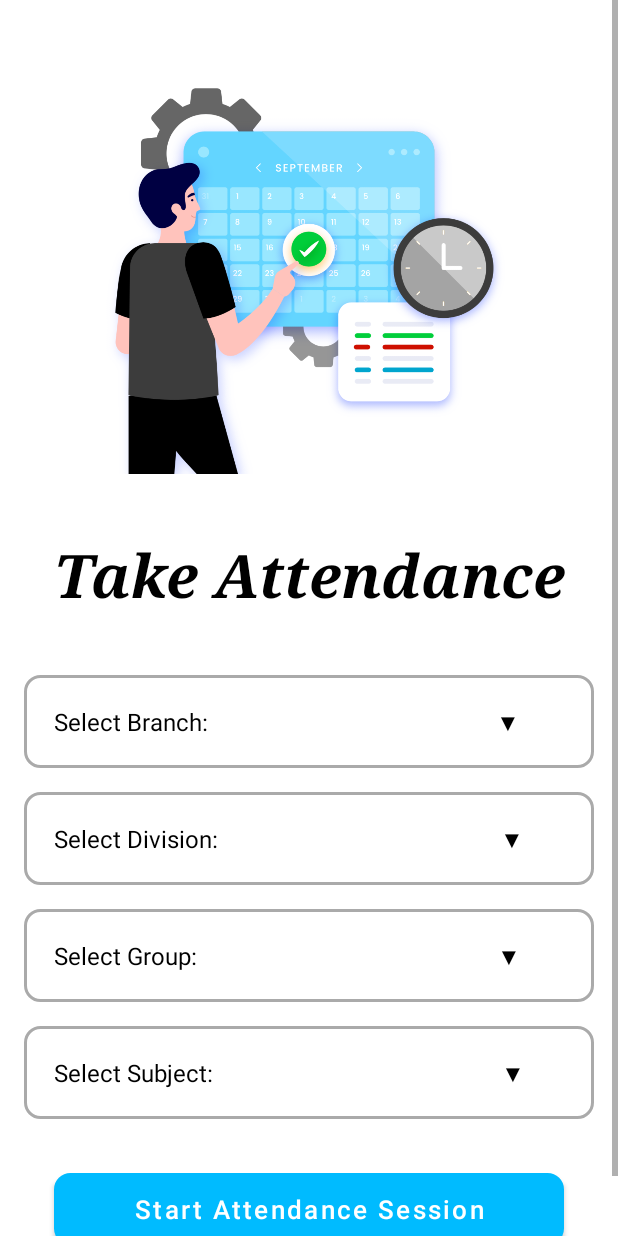
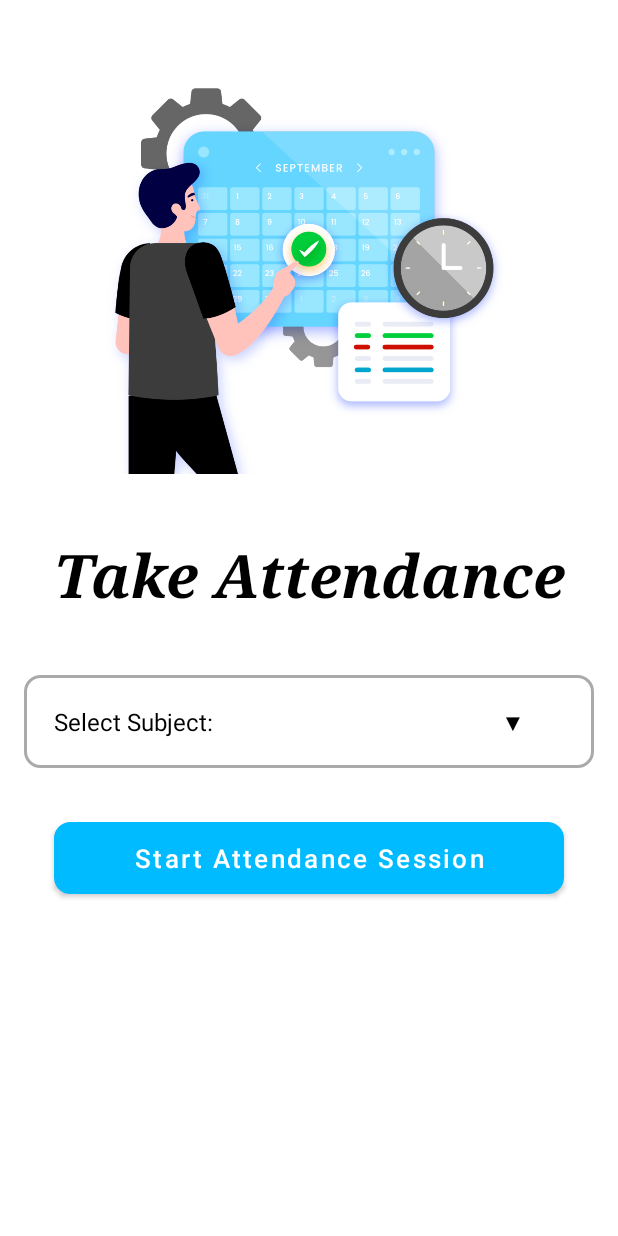
Before and after one commit to sanjueranga/Labmate, an Android app built with Jetpack Compose: the TakeAttendanceActivity screen opened directly, with no data from a screen before it, on a phone screen of 412 x 824 dp. Run offline under Robolectric (Android 15) with nearby library versions, the phone set to English and light mode, and no system bars.

Commit message:
remove other fields

```diff
--- a/app/src/main/java/com/example/labmate/TakeAttendanceActivity.java
+++ b/app/src/main/java/com/example/labmate/TakeAttendanceActivity.java
@@ -11,9 +11,9 @@ import android.widget.Spinner;
 import android.widget.Toast;
 
 public class TakeAttendanceActivity extends AppCompatActivity {
-    Spinner branchSpinner,groupSpinner,divisionSpinner,subjectSpinner;
+    Spinner subjectSpinner;
     Button btn_startAttendanceSession;
-    String[] branchArray,divisionArray, groupArray, subjectArray;
+    String[] subjectArray;
 
     @Override
     protected void onCreate(Bundle savedInstanceState) {
@@ -29,18 +29,11 @@ public class TakeAttendanceActivity extends AppCompatActivity {
             @Override
             public void onClick(View view) {
                 if (isSelectionValid()) {
-
-                    String selectedBranch = branchSpinner.getSelectedItem().toString();
-                    String selectedDivision = divisionSpinner.getSelectedItem().toString();
-                    String selectedGroup = groupSpinner.getSelectedItem().toString();
                     String selectedSubject = subjectSpinner.getSelectedItem().toString();
 
                     Intent intent = new Intent(getApplicationContext(), activity_session.class);
 
-                    intent.putExtra("branch", selectedBranch);
-                    intent.putExtra("division", selectedDivision);
-                    intent.putExtra("group", selectedGroup);
-                    intent.putExtra("subject", selectedSubject);
+                    intent.putExtra("Course Code", selectedSubject);
 
                     startActivity(intent);
                 } else {
@@ -51,37 +44,14 @@ public class TakeAttendanceActivity extends AppCompatActivity {
     }
 
     private boolean isSelectionValid() {
-        return (branchSpinner.getSelectedItemPosition() > 0) &&
-                (subjectSpinner.getSelectedItemPosition() > 0) &&
-                (groupSpinner.getSelectedItemPosition() > 0) &&
-                (divisionSpinner.getSelectedItemPosition() > 0);
+        return
+                (subjectSpinner.getSelectedItemPosition() > 0);
     }
 
     private void Init() {
-        branchSpinner = findViewById(R.id.branchSpinner);
-        groupSpinner = findViewById(R.id.groupSpinner);
-        divisionSpinner = findViewById(R.id.divisionSpinner);
         subjectSpinner = findViewById(R.id.subjectSpinner);
 
         btn_startAttendanceSession = findViewById(R.id.btn_startAttendanceSession);
-
-        branchArray = getResources().getStringArray(R.array.branch_array);
-        ArrayAdapter<String> branchArrayAdapter = new ArrayAdapter<String>(this, R.layout.spinner_list, branchArray);
-        branchArrayAdapter.setDropDownViewResource(R.layout.spinner_list);
-        branchSpinner.setAdapter(branchArrayAdapter);
-        branchSpinner.setSelection(0, false);
-
-        divisionArray = getResources().getStringArray(R.array.division_array);
-        ArrayAdapter<String> divisionArrayAdapter = new ArrayAdapter<String>(this, R.layout.spinner_list, divisionArray);
-        divisionArrayAdapter.setDropDownViewResource(R.layout.spinner_list);
-        divisionSpinner.setAdapter(divisionArrayAdapter);
-        divisionSpinner.setSelection(0, false);
-
-        groupArray = getResources().getStringArray(R.array.group_array);
-        ArrayAdapter<String> groupArrayAdapter = new ArrayAdapter<String>(this, R.layout.spinner_list, groupArray);
-        groupArrayAdapter.setDropDownViewResource(R.layout.spinner_list);
-        groupSpinner.setAdapter(groupArrayAdapter);
-        groupSpinner.setSelection(0, false);
 
         subjectArray = getResources().getStringArray(R.array.subject_array);
         ArrayAdapter<String> subjectArrayAdapter = new ArrayAdapter<String>(this, R.layout.spinner_list, subjectArray);
--- a/app/src/main/res/layout/activity_take_attendance.xml
+++ b/app/src/main/res/layout/activity_take_attendance.xml
@@ -30,41 +30,14 @@
         android:textStyle="bold|italic"
         android:textAlignment="center"
         android:layout_marginVertical="40dp"/>
-    <Spinner
-        android:id="@+id/branchSpinner"
-        android:layout_width="match_parent"
-        android:layout_height="wrap_content"
-        android:layout_marginBottom="16dp"
-        android:padding="10dp"
-        android:background="@drawable/style_spinner"
-        />
-
-    <Spinner
-        android:id="@+id/divisionSpinner"
-        android:layout_width="match_parent"
-        android:layout_height="wrap_content"
-        android:layout_marginBottom="16dp"
-        android:padding="10dp"
-        android:background="@drawable/style_spinner"
-        />
-
-    <Spinner
-        android:id="@+id/groupSpinner"
-        android:layout_width="match_parent"
-        android:layout_height="wrap_content"
-        android:layout_marginBottom="16dp"
-        android:padding="10dp"
-        android:background="@drawable/style_spinner"
-        />
 
     <Spinner
         android:id="@+id/subjectSpinner"
         android:layout_width="match_parent"
         android:layout_height="wrap_content"
         android:layout_marginBottom="16dp"
-        android:padding="10dp"
         android:background="@drawable/style_spinner"
-        />
+        android:padding="10dp" />
 
     <Button
         android:id="@+id/btn_startAttendanceSession"
```
